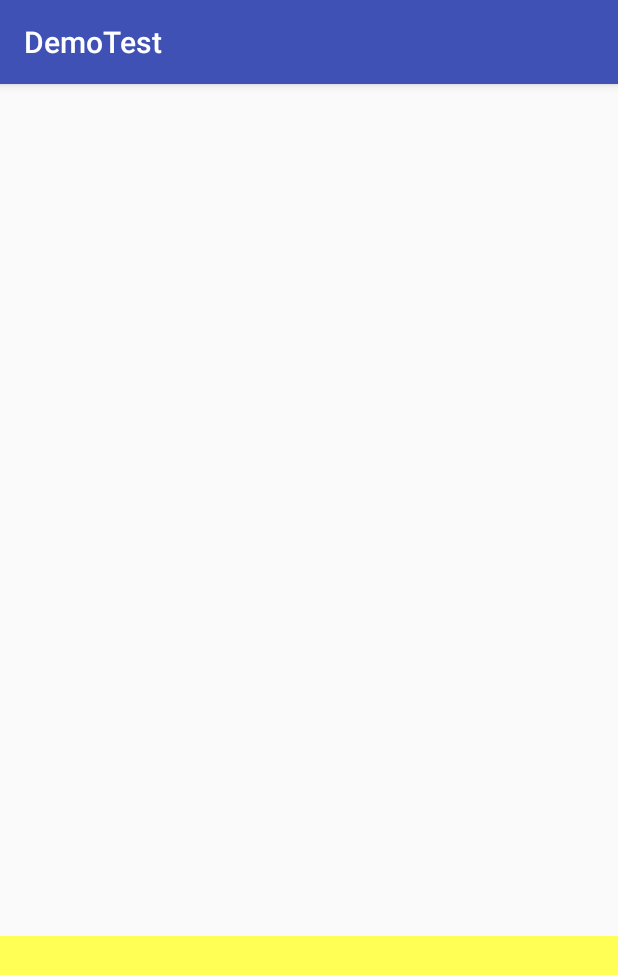
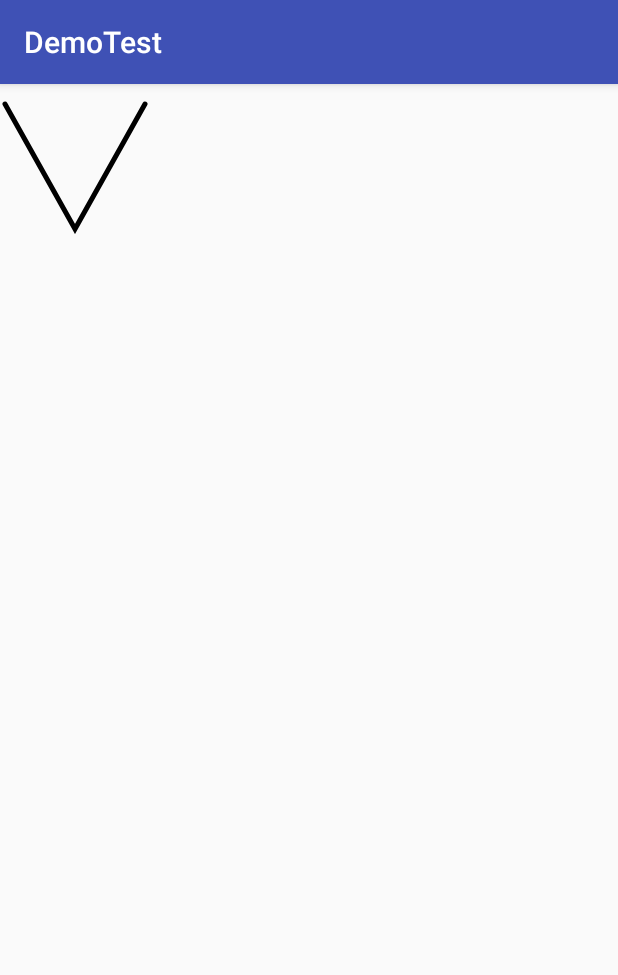
Before and after one commit to RainMtime/DemoTest, an Android app: the CustomeViewActivity screen opened directly, with no data from a screen before it, on a phone screen of 412 x 824 dp. Shown: the top 975 px of the screen. Run offline under Robolectric (Android 15) with nearby library versions, the phone set to English and light mode, and no system bars.

Commit message:
提交自定义动画按钮。

```diff
--- /dev/null
+++ b/DemoTest/app/src/main/java/com/example/chunyu/demotest/customeView/PullDownAnimView.java
@@ -0,0 +1,105 @@
+package com.example.chunyu.demotest.customeView;
+
+import android.content.Context;
+import android.content.res.TypedArray;
+import android.graphics.Canvas;
+import android.graphics.Color;
+import android.graphics.Paint;
+import android.graphics.Path;
+import android.support.annotation.Nullable;
+import android.util.AttributeSet;
+import android.util.Log;
+import android.view.View;
+
+import com.example.chunyu.demotest.R;
+import com.example.chunyu.demotest.Utils.DemoUtils;
+
+/**
+ * Created by chunyu on 2017/6/29.
+ */
+
+public class PullDownAnimView extends View {
+
+    private static int MIX_WIDTH = 100;
+    private static int MIX_HEIGH = 100;
+
+    private int mPaintColor;
+    private int mPaintWidth;
+
+    private Paint mPaint = new Paint();
+
+    private int mWidth;
+    private int mHeigh;
+    private int mAnchorY = 0;
+    private int mAnchorX = 0;
+    private boolean inited = false;
+
+    Path mPath = new Path();
+
+
+    public PullDownAnimView(Context context) {
+        super(context);
+    }
+
+    public PullDownAnimView(Context context, @Nullable AttributeSet attrs) {
+        super(context, attrs);
+
+        //第二个参数就是我们在styles.xml文件中的<declare-styleable>标签
+        //即属性集合的标签，在R文件中名称为R.styleable+name
+        TypedArray a = context.obtainStyledAttributes(attrs, R.styleable.PullDownAnimView);
+
+        //第一个参数为属性集合里面的属性，R文件名称：R.styleable+属性集合名称+下划线+属性名称
+        //第二个参数为，如果没有设置这个属性，则设置的默认的值
+        mPaintColor = a.getColor(R.styleable.PullDownAnimView_paint_color, DemoUtils.getRandomColor());
+        mPaintWidth = a.getDimensionPixelSize(R.styleable.PullDownAnimView_paint_width, 2);
+
+        //最后记得将TypedArray对象回收
+        a.recycle();
+        initPaint();
+
+
+    }
+
+    private void initPaint() {
+        mPaint.setFlags(Paint.ANTI_ALIAS_FLAG);
+        mPaint.setColor(Color.BLACK);       //设置画笔颜色
+        mPaint.setStyle(Paint.Style.STROKE);  //设置画笔模式为填充
+        mPaint.setStrokeWidth(5f);         //设置画笔宽度为10px
+//        mPaint.setPathEffect(new CornerPathEffect(5));
+        mPaint.setStrokeCap(Paint.Cap.ROUND);
+    }
+
+    @Override
+    protected void onMeasure(int widthMeasureSpec, int heightMeasureSpec) {
+        super.onMeasure(widthMeasureSpec, heightMeasureSpec);
+    }
+
+    @Override
+    protected void onDraw(Canvas canvas) {
+        super.onDraw(canvas);
+        initWidthandHeight();
+//        canvas.drawLines(new float[]{5f, 5f, mAnchorX, mAnchorY - 5f, mAnchorX, mAnchorY - 5f, mWidth - 5f, 5f}, mPaint);
+
+        mPath.reset();
+        mPath.moveTo(5f, 20f);
+        mPath.lineTo(mAnchorX, mAnchorY - 5f);
+        mPath.lineTo(mWidth-5f, 20f);
+        canvas.drawPath(mPath,mPaint);
+        Log.e("chunyu-draw", "x=" + mAnchorX + "\t y=" + mAnchorY);
+    }
+
+    private void initWidthandHeight() {
+        if (!inited) {
+            inited = true;
+            mWidth = getWidth();
+            mHeigh = getHeight();
+            mAnchorY = getHeight();
+            mAnchorX = mWidth / 2;
+        }
+    }
+
+
+    public void setAnchorY(int anchorY) {
+        mAnchorY = anchorY;
+    }
+}
--- a/DemoTest/app/src/main/res/layout/custome_activity_layout.xml
+++ b/DemoTest/app/src/main/res/layout/custome_activity_layout.xml
@@ -8,11 +8,15 @@
     <!--<com.example.chunyu.demotest.customeView.TestDrawView-->
         <!--android:layout_width="match_parent"-->
         <!--android:layout_height="match_parent" />-->
-    <View
-        android:id="@+id/bottom_view"
-        android:layout_width="match_parent"
-        android:layout_height="200dp"
-        android:background="#ffff55"
-        android:layout_alignParentBottom="true"/>
+    <!--<View-->
+        <!--android:id="@+id/bottom_view"-->
+        <!--android:layout_width="match_parent"-->
+        <!--android:layout_height="200dp"-->
+        <!--android:background="#ffff55"-->
+        <!--android:layout_alignParentBottom="true"/>-->
+
+    <com.example.chunyu.demotest.customeView.PullDownAnimView
+        android:layout_width="100dp"
+        android:layout_height="100dp" />
 
 </com.example.chunyu.demotest.customeView.IntercepterRelativeLayout>
--- a/DemoTest/app/src/main/res/values/styles.xml
+++ b/DemoTest/app/src/main/res/values/styles.xml
@@ -17,4 +17,9 @@
 
     <style name="AppTheme.PopupOverlay" parent="ThemeOverlay.AppCompat.Light" />
 
+    <declare-styleable name="PullDownAnimView">
+        <attr name="paint_width" format="dimension"/>
+        <attr name="paint_color" format="color"/>
+    </declare-styleable>
+
 </resources>
```
Also changed, not shown: DemoTest/app/src/main/java/com/example/chunyu/demotest/CustomeViewActivity.java (+33 -37 lines), DemoTest/app/src/main/java/com/example/chunyu/demotest/StickRelativeActivity.java (+29 -16 lines).
